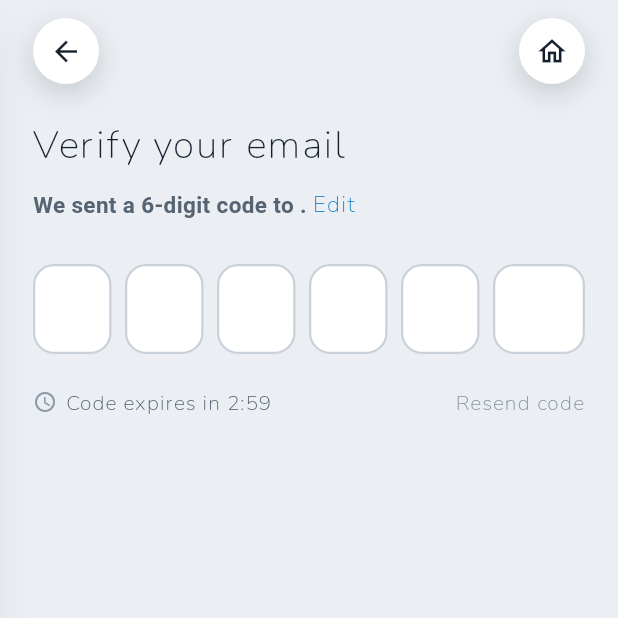
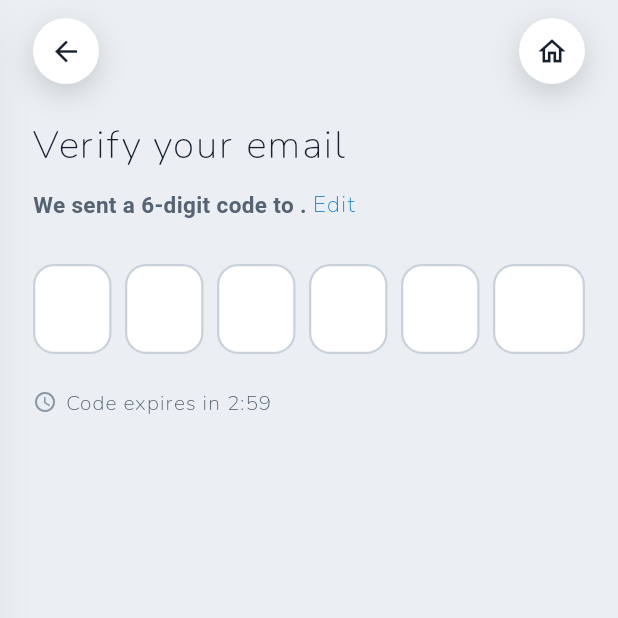
Before and after one commit to Mahfuzur-Rahman/mapcars_mobile_customer, a Flutter app: the EmailVerifyScreen screen opened by its route, on a phone screen of 412 x 824 dp, the top half of it. Run offline on Flutter 3.47's test engine with Material 3 defaults, Android fonts, the phone set to English and light mode, and no system bars; our stand-ins replace connectivity_plus, dio, firebase_core, firebase_crashlytics, firebase_messaging, flutter_dotenv and 13 more; missing offline and left inert: signalr_netcore; accounts and stored records are empty; network calls fail.

Commit message:
fix(ui): keep Resend, the fare total and form errors reachable
- Once the code expires, the pinned button becomes "Resend code" (it was
  hidden behind a disabled Verify).
- The fare Total moves into confirm's pinned footer.
- One capped, scrolling McNotice serves both the action bar and the
  saved-place form, whose long errors overflowed.
- Pick-on-map hides its card while searching so suggestions are tappable.

Co-Authored-By: Claude Opus 5.5 <noreply@anthropic.com>

```diff
--- a/lib/src/core/widgets/mc.dart
+++ b/lib/src/core/widgets/mc.dart
@@ -653,7 +653,6 @@ class McActionBar extends StatelessWidget {
   const McActionBar({
     super.key,
     required this.children,
-    this.color = Brand.bg,
     this.notice,
   });
 
@@ -661,35 +660,14 @@ class McActionBar extends StatelessWidget {
   /// a small screen, so it is not allowed.
   final List<Widget> children;
 
-  /// The page's background colour, so the bar reads as the foot of the page.
-  final Color color;
-
   /// A message about the buttons below it — a failed submit's error. It sits
   /// inside the bar, so it is on screen whenever the button is: an error left
   /// at the end of the scroll body lands below the visible area (or under the
   /// keyboard) when the pinned button is the thing the customer just tapped.
   ///
-  /// Capped (see [noticeMaxHeight]) and scrolls inside itself when longer, so a
-  /// long message can never push the buttons off the screen. The text is never
-  /// truncated: the "Ref:" line in an error is what support asks for.
+  /// Shown through [McNotice], so it is capped and scrolls inside itself when
+  /// longer — a long message can never push the buttons off the screen.
   final Widget? notice;
-
-  /// The tallest the [notice] may grow: about three lines of body text at the
-  /// current text scale (plus an error banner's padding), or a quarter of what
-  /// is visible above the keyboard — whichever is smaller.
-  ///
-  /// Read through the MediaQuery aspects (not View.of, which never
-  /// notifies), so a notice already showing is re-capped when the keyboard
-  /// opens. Inside a resizing Scaffold the body's MediaQuery has the keyboard
-  /// already removed, so there the quarter is of the full screen and the
-  /// three-line limit is what binds.
-  static double noticeMaxHeight(BuildContext context) {
-    final size = MediaQuery.sizeOf(context);
-    final keyboard = MediaQuery.viewInsetsOf(context).bottom;
-    final visible = size.height - keyboard;
-    final threeLines = MediaQuery.textScalerOf(context).scale(13.5) * 1.45 * 3 + 24;
-    return math.min(threeLines, visible * 0.25);
-  }
 
   @override
   Widget build(BuildContext context) {
@@ -700,27 +678,17 @@ class McActionBar extends StatelessWidget {
     return Container(
       width: double.infinity,
       padding: EdgeInsets.fromLTRB(22, 12, 22, 12 + MediaQuery.paddingOf(context).bottom),
-      decoration: BoxDecoration(
-        color: color,
+      decoration: const BoxDecoration(
+        color: Brand.bg,
         // The same hairline as the drawer footer and the tab bar.
-        border: const Border(top: BorderSide(color: Brand.fill)),
+        border: Border(top: BorderSide(color: Brand.fill)),
       ),
       child: Column(
         mainAxisSize: MainAxisSize.min,
         crossAxisAlignment: CrossAxisAlignment.stretch,
         children: [
           if (notice != null) ...[
-            // As tall as the message up to the cap, then it scrolls. shrinkWrap sizes
-            // the viewport to its content (a plain ListView would fill the cap).
-            ConstrainedBox(
-              constraints: BoxConstraints(maxHeight: noticeMaxHeight(context)),
-              child: ListView(
-                shrinkWrap: true,
-                primary: false,
-                padding: EdgeInsets.zero,
-                children: [notice!],
-              ),
-            ),
+            McNotice(notice!),
             const SizedBox(height: 10),
           ],
           for (var i = 0; i < children.length; i++) ...[
@@ -731,6 +699,49 @@ class McActionBar extends StatelessWidget {
       ),
     );
   }
+}
+
+/// A message that sits beside a pinned button — a failed submit's error — in
+/// [McActionBar.notice] or an [McSheet]'s `footer`. It is the one place the cap
+/// lives, so a long message can never push the button off the screen.
+///
+/// As tall as the message up to [maxHeight], then it scrolls inside itself. The
+/// text is never truncated: the "Ref:" line in an error is what support asks for.
+class McNotice extends StatelessWidget {
+  const McNotice(this.child, {super.key});
+
+  /// Usually an [McErrorBanner].
+  final Widget child;
+
+  /// The tallest a notice may grow: about three lines of body text at the
+  /// current text scale (plus an error banner's padding), or a quarter of what
+  /// is visible above the keyboard — whichever is smaller.
+  ///
+  /// Read through the MediaQuery aspects (not View.of, which never
+  /// notifies), so a notice already showing is re-capped when the keyboard
+  /// opens. Inside a resizing Scaffold the body's MediaQuery has the keyboard
+  /// already removed, so there the quarter is of the full screen and the
+  /// three-line limit is what binds.
+  static double maxHeight(BuildContext context) {
+    final size = MediaQuery.sizeOf(context);
+    final keyboard = MediaQuery.viewInsetsOf(context).bottom;
+    final visible = size.height - keyboard;
+    final threeLines = MediaQuery.textScalerOf(context).scale(13.5) * 1.45 * 3 + 24;
+    return math.min(threeLines, visible * 0.25);
+  }
+
+  @override
+  Widget build(BuildContext context) => ConstrainedBox(
+        constraints: BoxConstraints(maxHeight: maxHeight(context)),
+        // shrinkWrap sizes the viewport to its content (a plain ListView would
+        // fill the cap).
+        child: ListView(
+          shrinkWrap: true,
+          primary: false,
+          padding: EdgeInsets.zero,
+          children: [child],
+        ),
+      );
 }
 
 /// Bottom sheet offering "take a selfie" vs "choose from gallery" — the shared
--- a/lib/src/features/account/presentation/saved_places_screen.dart
+++ b/lib/src/features/account/presentation/saved_places_screen.dart
@@ -267,7 +267,9 @@ class _SavedPlaceFormState extends ConsumerState<_SavedPlaceForm> {
         crossAxisAlignment: CrossAxisAlignment.stretch,
         children: [
           if (_error != null) ...[
-            Text(_error!, style: tw(FontWeight.w600, 13, Colors.red)),
+            // Capped, and scrolls inside itself when longer: a long "can't reach
+            // Mapcars … Ref:" message must not push Save off the screen.
+            McNotice(McErrorBanner(_error!)),
             const SizedBox(height: 12),
           ],
           McButton(
--- a/lib/src/features/onboarding/presentation/email_verify_screen.dart
+++ b/lib/src/features/onboarding/presentation/email_verify_screen.dart
@@ -160,18 +160,6 @@ class _EmailVerifyScreenState extends ConsumerState<EmailVerifyScreen> {
                           style: tw(FontWeight.w700, 14,
                               expired ? Colors.red : Brand.sub),
                         ),
-                        const Spacer(),
-                        GestureDetector(
-                          onTap: (expired && !auth.isLoading) ? _resend : null,
-                          child: Text(
-                            'Resend code',
-                            style: tw(
-                              FontWeight.w800,
-                              14,
-                              expired ? Brand.blue : Brand.faint,
-                            ),
-                          ),
-                        ),
                       ],
                     ),
                   ],
@@ -182,11 +170,21 @@ class _EmailVerifyScreenState extends ConsumerState<EmailVerifyScreen> {
               // Errors sit with the button, so they are on screen after tapping it.
               notice: auth.error == null ? null : McErrorBanner(auth.error!),
               children: [
-                McButton(
-                  auth.isLoading ? 'Verifying…' : 'Verify',
-                  icon: auth.isLoading ? null : 'check',
-                  onTap: (auth.isLoading || expired) ? null : _verify,
-                ),
+                // Once the code has expired "Verify" can do nothing, and the only
+                // live action is a new code — so that takes the pinned slot,
+                // where the keyboard can't cover it.
+                if (expired)
+                  McButton(
+                    auth.isLoading ? 'Sending…' : 'Resend code',
+                    icon: auth.isLoading ? null : 'mail',
+                    onTap: auth.isLoading ? null : _resend,
+                  )
+                else
+                  McButton(
+                    auth.isLoading ? 'Verifying…' : 'Verify',
+                    icon: auth.isLoading ? null : 'check',
+                    onTap: auth.isLoading ? null : _verify,
+                  ),
               ],
             ),
           ],
--- a/lib/src/features/ride/presentation/in_progress_screen.dart
+++ b/lib/src/features/ride/presentation/in_progress_screen.dart
@@ -1,5 +1,3 @@
-import 'dart:math' as math;
-
 import 'package:flutter/material.dart';
 import 'package:flutter_riverpod/flutter_riverpod.dart';
 import 'package:go_router/go_router.dart';
@@ -156,8 +154,7 @@ class _InProgressScreenState extends ConsumerState<InProgressScreen> {
                     },
                     child: McSheet(
                       // Capped so the strip above it still holds the re-centre pill.
-                      maxHeight: math.min(
-                          360, TripTrackingMap.sheetCap(context, _topBottom)),
+                      maxHeight: TripTrackingMap.sheetCap(context, _topBottom),
                       child: Column(
                         mainAxisSize: MainAxisSize.min,
                         crossAxisAlignment: CrossAxisAlignment.stretch,
```
Also changed, not shown: lib/src/features/ride/presentation/confirm_screen.dart (+24 -14 lines), lib/src/features/ride/presentation/pick_on_map_screen.dart (+8 -5 lines), 4 other files.
